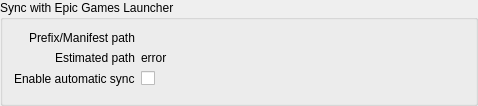
Qt form rare/ui/components/tabs/games/integrations/egl_sync_group.ui (RareDevs/Rare) before a commit.
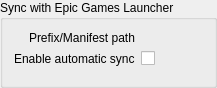
The same form after that commit.

Commit message:
ElideLabel: Enable word-wrapping for elided labels.
Word wrapping allows ElideLabel to resize first inside flexible sized
areas such as the contents widget of a scrollarea. This allows the contents
widget to properly resize itself to avoid horizontal scrolling.

Word-wrapping also enables the widget to resize vertically. To avoid that
ElideLabel is set to a fixed height based on font metrics. An overloaded
method `setFixedHeight` has been added to disable it when desired.

EglSyncGroup: Replace estimated path label with a ElideLabel because
the displayed message was expanding the scrollarea.

Patch:
```diff
--- a/rare/ui/components/tabs/games/integrations/egl_sync_group.ui
+++ b/rare/ui/components/tabs/games/integrations/egl_sync_group.ui
@@ -6,8 +6,8 @@
    <rect>
     <x>0</x>
     <y>0</y>
-    <width>478</width>
-    <height>106</height>
+    <width>217</width>
+    <height>88</height>
    </rect>
   </property>
   <property name="windowTitle">
@@ -37,23 +37,13 @@
     <layout class="QHBoxLayout" name="egl_path_edit_layout"/>
    </item>
    <item row="1" column="0">
-    <widget class="QLabel" name="egl_path_info_label">
+    <widget class="QLabel" name="egl_sync_check_label">
      <property name="text">
-      <string>Estimated path</string>
+      <string>Enable automatic sync</string>
      </property>
     </widget>
    </item>
    <item row="1" column="1">
-    <widget class="QLabel" name="egl_path_info">
-     <property name="text">
-      <string notr="true">error</string>
-     </property>
-     <property name="textInteractionFlags">
-      <set>Qt::LinksAccessibleByMouse|Qt::TextSelectableByMouse</set>
-     </property>
-    </widget>
-   </item>
-   <item row="2" column="1">
     <widget class="QCheckBox" name="egl_sync_check">
      <property name="text">
       <string notr="true"/>
@@ -63,13 +53,6 @@
    <item row="3" column="0" colspan="2">
     <layout class="QVBoxLayout" name="import_export_layout"/>
    </item>
-   <item row="2" column="0">
-    <widget class="QLabel" name="egl_sync_check_label">
-     <property name="text">
-      <string>Enable automatic sync</string>
-     </property>
-    </widget>
-   </item>
   </layout>
  </widget>
  <resources/>
```
Left out of the diff: 2 changed lines with no effect on the pictures. The commit also changes 4 other files.
